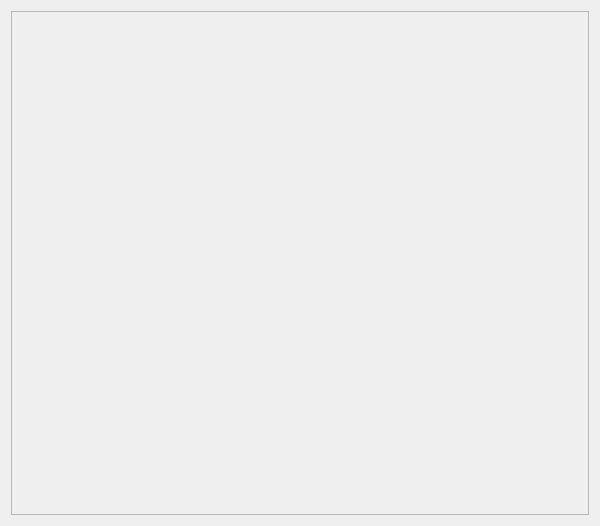
Old version of the form kappaletablewidget.ui in the repository ismotee/olentoStatistics.
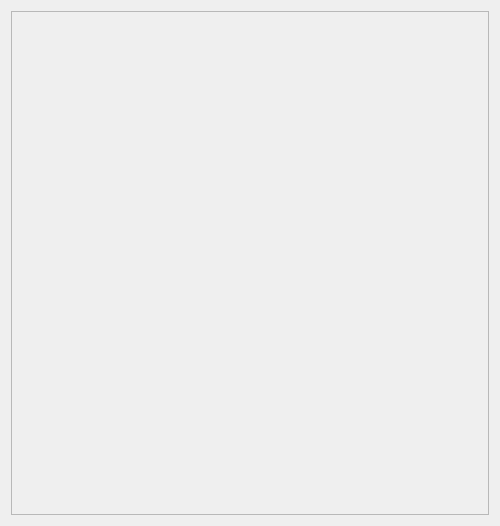
New version of the form.

```diff
--- a/kappaletablewidget.ui
+++ b/kappaletablewidget.ui
@@ -6,19 +6,19 @@
    <rect>
     <x>0</x>
     <y>0</y>
-    <width>600</width>
+    <width>500</width>
     <height>526</height>
    </rect>
   </property>
   <property name="sizePolicy">
-   <sizepolicy hsizetype="Minimum" vsizetype="Minimum">
+   <sizepolicy hsizetype="Expanding" vsizetype="Expanding">
     <horstretch>0</horstretch>
     <verstretch>0</verstretch>
    </sizepolicy>
   </property>
   <property name="minimumSize">
    <size>
-    <width>600</width>
+    <width>450</width>
     <height>200</height>
    </size>
   </property>
@@ -48,7 +48,7 @@
        <rect>
         <x>0</x>
         <y>0</y>
-        <width>580</width>
+        <width>480</width>
         <height>506</height>
        </rect>
       </property>
```
